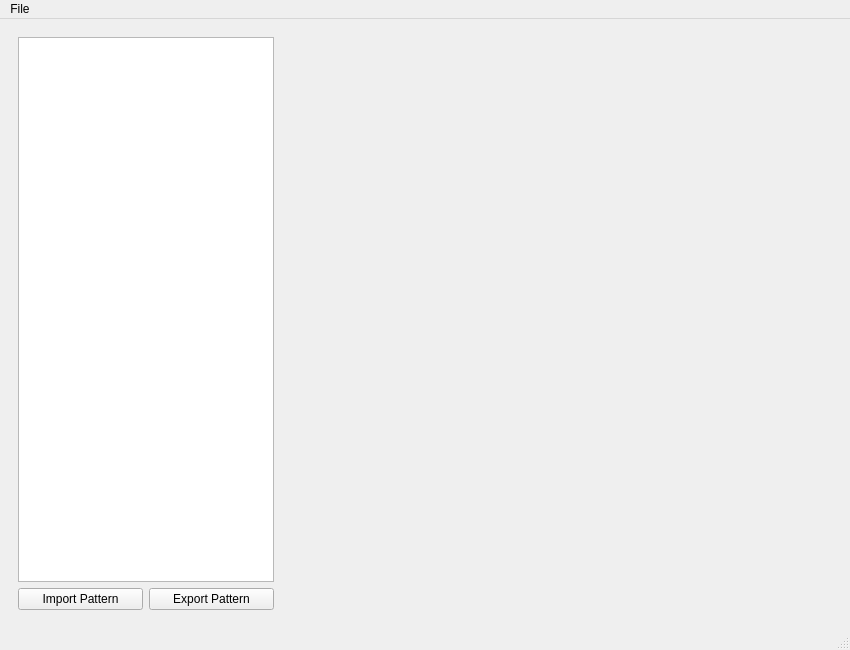
Before: the Qt Designer form pattern-library-gui/src/ui/mainwindow.ui in amrmuhammad/dfm_pattern_match, drawn with Qt 5.
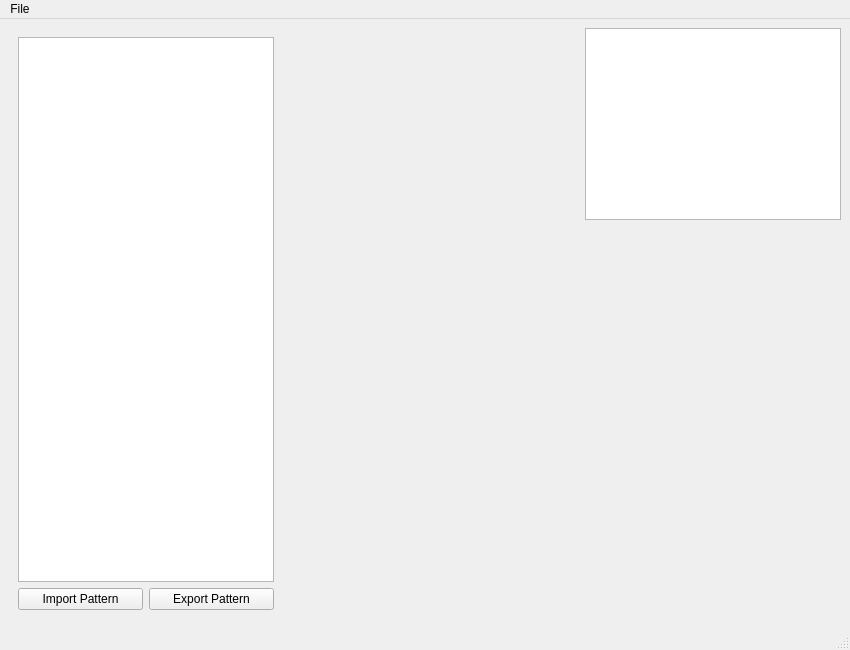
After: the same form once the commit is applied.

Commit message: feat: Implement layer visibility toggle and adjust UI layout

The edit to the form file:
```diff
--- a/pattern-library-gui/src/ui/mainwindow.ui
+++ b/pattern-library-gui/src/ui/mainwindow.ui
@@ -59,6 +59,45 @@
       <!-- MainWindow.cpp is expected to add PatternViewer to this container's layout -->
      </widget>
     </item>
+    <item> 
+     <layout class="QVBoxLayout" name="verticalLayout_LayerList">
+      <item>
+       <widget class="QListWidget" name="layerListWidget">
+        <property name="sizePolicy">
+         <sizepolicy hsizetype="Preferred" vsizetype="Fixed">
+          <horstretch>0</horstretch>
+          <verstretch>0</verstretch>
+         </sizepolicy>
+        </property>
+        <property name="minimumSize">
+         <size>
+          <width>150</width>
+          <height>0</height>
+         </size>
+        </property>
+        <property name="maximumHeight">
+         <number>200</number>
+        </property>
+       </widget>
+      </item>
+      <item>
+       <spacer name="verticalSpacer_LayerList">
+        <property name="orientation">
+         <enum>Qt::Vertical</enum>
+        </property>
+        <property name="sizeHint" stdset="0">
+         <size>
+          <width>20</width>
+          <height>40</height> 
+         </size>
+        </property>
+        <property name="sizeType">
+         <enum>QSizePolicy::Expanding</enum>
+        </property>
+       </spacer>
+      </item>
+     </layout>
+    </item>
    </layout>
   </widget>
   <widget class="QMenuBar" name="menubar">
```
The commit also changes 4 other files.
